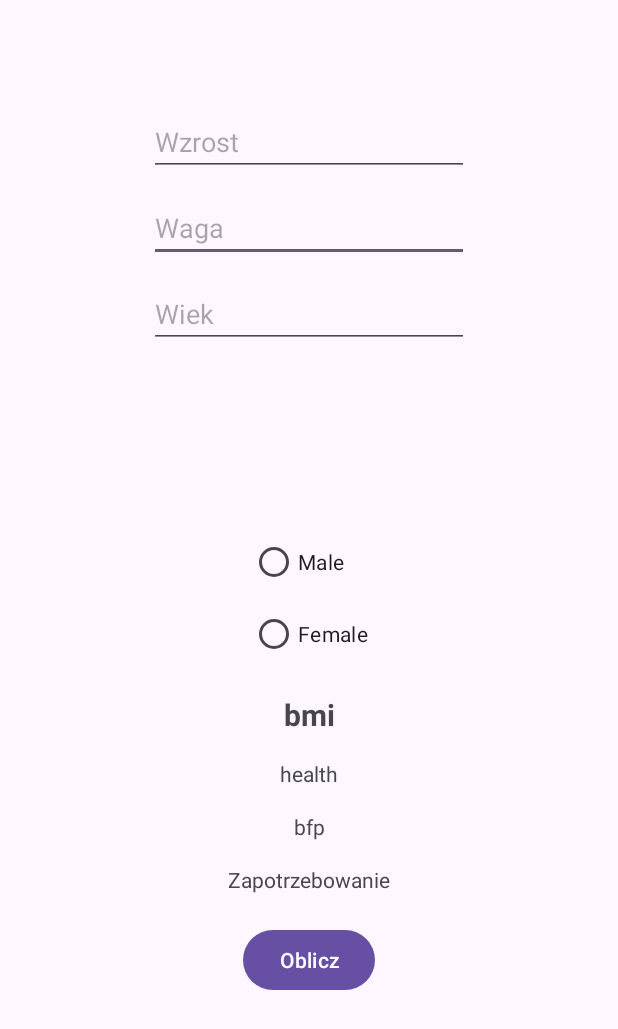
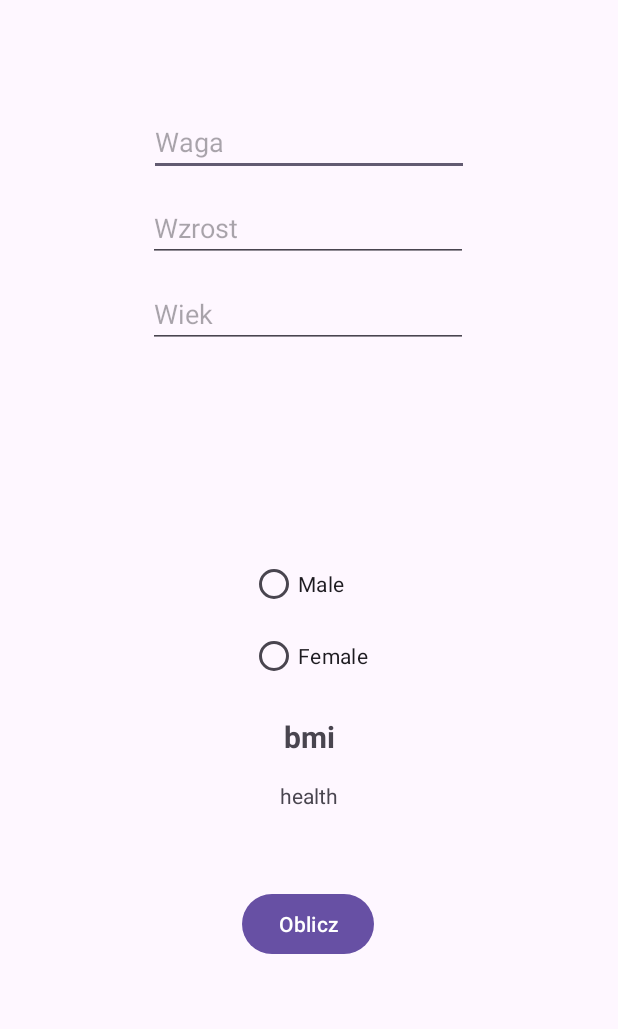
Before and after one commit to Skrobson1/bmiApp, an Android app: the screen it shows after launch (MainActivity), on a phone screen of 412 x 824 dp. Shown: the top 1029 px of the screen. Run offline under Robolectric (Android 15) with nearby library versions, the phone set to English and light mode, and no system bars.

Commit message:
Initial commit

```diff
--- a/app/src/main/java/com/example/bmiapp/MainActivity.java
+++ b/app/src/main/java/com/example/bmiapp/MainActivity.java
@@ -47,8 +47,8 @@ public class MainActivity extends AppCompatActivity {
         age_input = findViewById(R.id.age_input);
         sex_input = findViewById(R.id.sex_input);
         bmi_category_txt = findViewById(R.id.bmi_category_txt);
-        bfp_txt = findViewById(R.id.bfp_txt);
-        calories_txt = findViewById(R.id.calories_txt);
+//        bfp_txt = findViewById(R.id.bfp_txt);
+//        calories_txt = findViewById(R.id.calories_txt);
 
         sex_input.setOnCheckedChangeListener((radioGroup, i) -> {
             RadioButton radioButton = findViewById(i);
@@ -77,16 +77,16 @@ public class MainActivity extends AppCompatActivity {
                 if (jsonObject == null) {
                     Toast.makeText(MainActivity.this, "xpp", Toast.LENGTH_LONG).show();
                 } else {
-                    Toast.makeText(MainActivity.this, jsonObject.toString(), Toast.LENGTH_LONG).show();
+//                    Toast.makeText(MainActivity.this, jsonObject.toString(), Toast.LENGTH_LONG).show();
                     Log.d("CHUJJ", jsonObject.toString());
                     String bmi = jsonObject.get(0).getJSONObject("info").getString("bmi");
                     String health = jsonObject.get(0).getJSONObject("info").getString("health");
                     bmi_category_txt.setText(health);
                     bmi_txt.setText("BMI: "+bmi);
-                    String bfp = String.valueOf(jsonObject.get(1).getJSONObject("info").getDouble("bfp"));
-                    bfp_txt.setText("Procent tkanki tłuszczowej: "+bfp);
-                    String tdee = String.valueOf(jsonObject.get(2).getJSONObject("info").getDouble("tdee"));
-                    calories_txt.setText("Dzienne zapotrzebowanie: "+tdee+" kalorii");
+//                    String bfp = String.valueOf(jsonObject.get(1).getJSONObject("info").getDouble("bfp"));
+//                    bfp_txt.setText("Procent tkanki tłuszczowej: "+bfp);
+//                    String tdee = String.valueOf(jsonObject.get(2).getJSONObject("info").getDouble("tdee"));
+//                    calories_txt.setText("Dzienne zapotrzebowanie: "+tdee+" kalorii");
 
                 }
             } catch (InterruptedException | JSONException e) {
--- a/app/src/main/res/layout/activity_main.xml
+++ b/app/src/main/res/layout/activity_main.xml
@@ -10,25 +10,26 @@
         android:id="@+id/weight_input"
         android:layout_width="wrap_content"
         android:layout_height="wrap_content"
-        android:layout_marginTop="12dp"
+        android:layout_marginTop="72dp"
         android:ems="10"
         android:hint="Waga"
         android:inputType="text"
         app:layout_constraintEnd_toEndOf="parent"
         app:layout_constraintStart_toStartOf="parent"
-        app:layout_constraintTop_toBottomOf="@+id/height_input" />
+        app:layout_constraintTop_toTopOf="parent" />
 
     <EditText
         android:id="@+id/height_input"
         android:layout_width="wrap_content"
         android:layout_height="wrap_content"
-        android:layout_marginTop="72dp"
+        android:layout_marginTop="12dp"
         android:ems="10"
         android:hint="Wzrost"
         android:inputType="text"
         app:layout_constraintEnd_toEndOf="parent"
+        app:layout_constraintHorizontal_bias="0.497"
         app:layout_constraintStart_toStartOf="parent"
-        app:layout_constraintTop_toTopOf="parent" />
+        app:layout_constraintTop_toBottomOf="@+id/weight_input" />
 
     <TextView
         android:id="@+id/bmi_txt"
@@ -46,10 +47,11 @@
         android:id="@+id/calculate_btn"
         android:layout_width="wrap_content"
         android:layout_height="wrap_content"
-        android:layout_marginBottom="160dp"
+        android:layout_marginBottom="184dp"
         android:text="Oblicz"
         app:layout_constraintBottom_toBottomOf="parent"
         app:layout_constraintEnd_toEndOf="parent"
+        app:layout_constraintHorizontal_bias="0.498"
         app:layout_constraintStart_toStartOf="parent" />
 
     <EditText
@@ -61,8 +63,9 @@
         android:hint="Wiek"
         android:inputType="text"
         app:layout_constraintEnd_toEndOf="parent"
+        app:layout_constraintHorizontal_bias="0.497"
         app:layout_constraintStart_toStartOf="parent"
-        app:layout_constraintTop_toBottomOf="@+id/weight_input" />
+        app:layout_constraintTop_toBottomOf="@+id/height_input" />
 
     <RadioGroup
         android:id="@+id/sex_input"
@@ -90,28 +93,8 @@
         android:id="@+id/bmi_category_txt"
         android:layout_width="wrap_content"
         android:layout_height="wrap_content"
-        android:layout_marginBottom="16dp"
+        android:layout_marginBottom="52dp"
         android:text="health"
-        app:layout_constraintBottom_toTopOf="@+id/bfp_txt"
-        app:layout_constraintEnd_toEndOf="parent"
-        app:layout_constraintStart_toStartOf="parent" />
-
-    <TextView
-        android:id="@+id/bfp_txt"
-        android:layout_width="wrap_content"
-        android:layout_height="wrap_content"
-        android:layout_marginBottom="16dp"
-        android:text="bfp"
-        app:layout_constraintBottom_toTopOf="@+id/calories_txt"
-        app:layout_constraintEnd_toEndOf="parent"
-        app:layout_constraintStart_toStartOf="parent" />
-
-    <TextView
-        android:id="@+id/calories_txt"
-        android:layout_width="wrap_content"
-        android:layout_height="wrap_content"
-        android:layout_marginBottom="20dp"
-        android:text="Zapotrzebowanie"
         app:layout_constraintBottom_toTopOf="@+id/calculate_btn"
         app:layout_constraintEnd_toEndOf="parent"
         app:layout_constraintStart_toStartOf="parent" />
```
